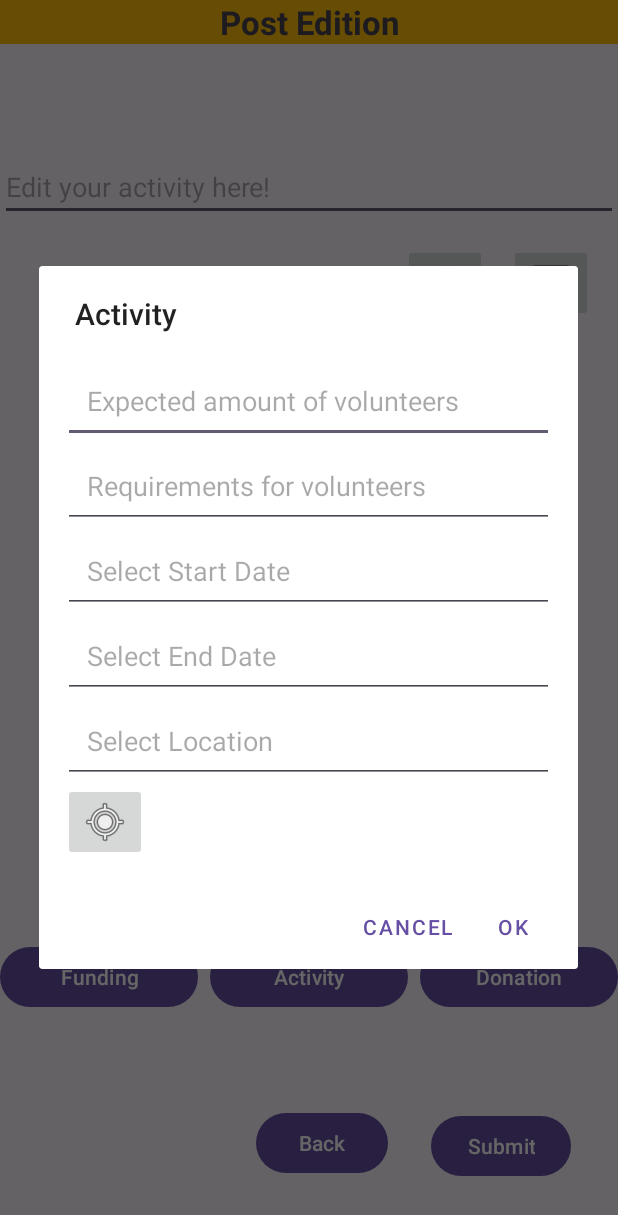
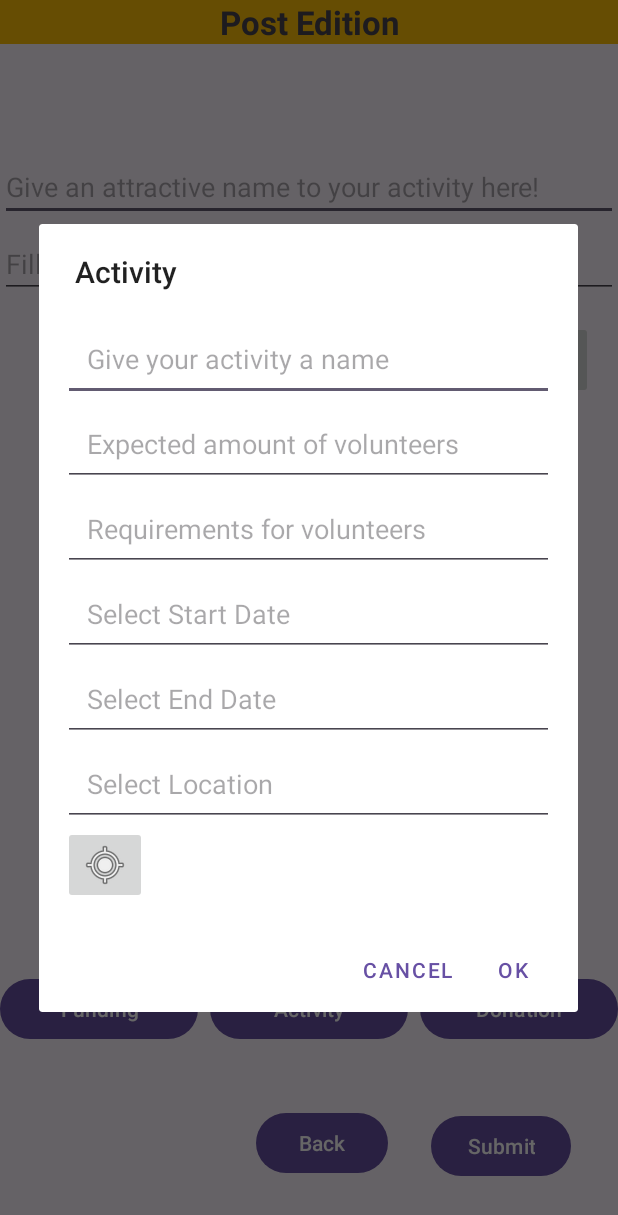
Before and after one commit to michaelxky/FundingApp, an Android app: the postPublish screen opened directly, with no data from a screen before it, after a tap on "Activity", on a phone screen of 412 x 824 dp. Shown: the top 1215 px of the screen. Run offline under Robolectric (Android 15) with nearby library versions, the phone set to English and light mode, and no system bars; our stand-ins replace Volley.

```diff
--- a/app/src/main/res/layout/activity_post_publish.xml
+++ b/app/src/main/res/layout/activity_post_publish.xml
@@ -38,15 +38,26 @@
         app:layout_constraintVertical_bias="0.974" />
 
     <EditText
-        android:id="@+id/edit_text"
+        android:id="@+id/title"
         android:layout_width="match_parent"
         android:layout_height="wrap_content"
-        android:hint="Edit your activity here!"
+        android:hint="Give an attractive name to your activity here!"
         app:layout_constraintBottom_toBottomOf="parent"
         app:layout_constraintEnd_toEndOf="parent"
         app:layout_constraintStart_toStartOf="parent"
         app:layout_constraintTop_toTopOf="parent"
         app:layout_constraintVertical_bias="0.131" />
+
+    <EditText
+        android:id="@+id/edit_text"
+        android:layout_width="match_parent"
+        android:layout_height="wrap_content"
+        android:hint="Fill in details here!"
+        app:layout_constraintBottom_toBottomOf="parent"
+        app:layout_constraintEnd_toEndOf="parent"
+        app:layout_constraintStart_toStartOf="parent"
+        app:layout_constraintTop_toBottomOf="@id/title"
+        app:layout_constraintVertical_bias="0.01" />
 
     <TextView
         android:id="@+id/textView"
--- a/app/src/main/res/layout/support_activity_input.xml
+++ b/app/src/main/res/layout/support_activity_input.xml
@@ -3,6 +3,13 @@
     android:layout_height="wrap_content"
     android:orientation="vertical"
     android:padding="16dp">
+
+    <EditText
+        android:id="@+id/voluntaryTitle"
+        android:layout_width="match_parent"
+        android:layout_height="wrap_content"
+        android:hint="Give your activity a name"
+        android:padding="16dp"/>
 
     <EditText
         android:id="@+id/volunteerNbr"
```
Also changed, not shown: app/src/main/AndroidManifest.xml (+14 -8 lines), app/src/main/java/Program/Tech/postPublish.java (+23 -11 lines).
